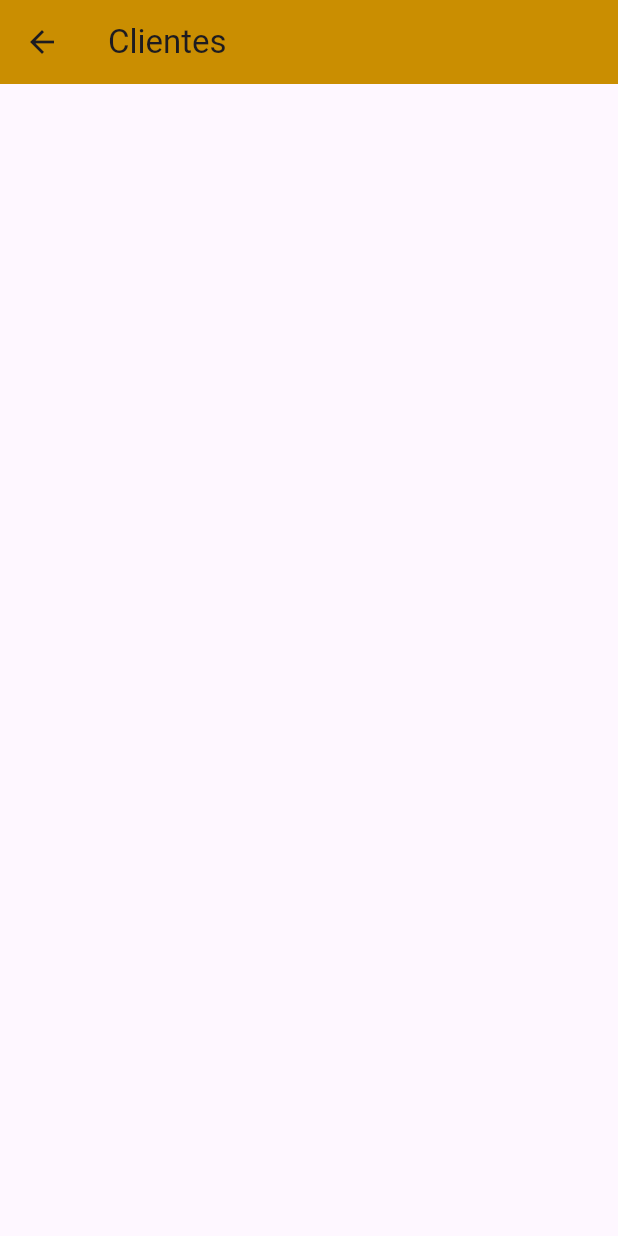
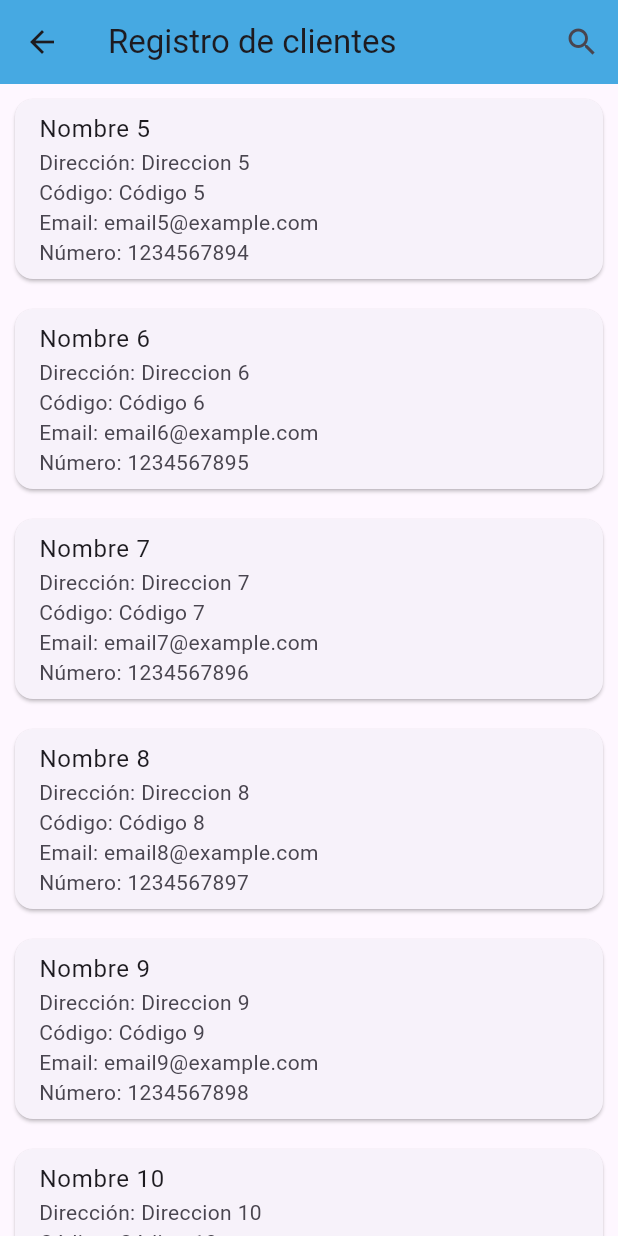
Before and after one commit to Noysen02/PM2, a Flutter app: the clientes screen opened directly, on a phone screen of 412 x 824 dp. Run offline on Flutter 3.47's test engine with Material 3 defaults, Android fonts, the phone set to English and light mode, and no system bars.

Commit message:
Update clientes.dart

```diff
--- a/pm2/lib/screen/clientes.dart
+++ b/pm2/lib/screen/clientes.dart
@@ -1,14 +1,140 @@
 import 'package:flutter/material.dart';
 
-class clientes extends StatelessWidget {
-  const clientes({Key? key}) : super(key: key);
+class clientes extends StatefulWidget {
+  const clientes ({Key? key}) : super(key: key);
+
+
+@override
+  _ClientesScreenState createState() => _ClientesScreenState ();
+}
+
+class _ClientesScreenState extends State<clientes> {
+  List<Map<String, String>> clientes = [
+    {"nombre": "Nombre 5", "direccion": "Direccion 5", "codigo": "Código 5", "email": "email5@example.com", "numero": "1234567894"},
+    {"nombre": "Nombre 6", "direccion": "Direccion 6", "codigo": "Código 6", "email": "email6@example.com", "numero": "1234567895"},
+    {"nombre": "Nombre 7", "direccion": "Direccion 7", "codigo": "Código 7", "email": "email7@example.com", "numero": "1234567896"},
+    {"nombre": "Nombre 8", "direccion": "Direccion 8", "codigo": "Código 8", "email": "email8@example.com", "numero": "1234567897"},
+    {"nombre": "Nombre 9", "direccion": "Direccion 9", "codigo": "Código 9", "email": "email9@example.com", "numero": "1234567898"},
+    {"nombre": "Nombre 10", "direccion": "Direccion 10", "codigo": "Código 10", "email": "email10@example.com", "numero": "1234567899"},
+  ];
+
+  List<Map<String, String>> _clientesFiltradas = [];
+  TextEditingController _searchController = TextEditingController();
+
+  @override
+  void initState() {
+    super.initState();
+    _clientesFiltradas = clientes;
+    _searchController.addListener(() {
+      _filterClientes();
+    });
+  }
+
+  void _filterClientes() {
+    List<Map<String, String>> resultados = [];
+    if (_searchController.text.isEmpty) {
+      resultados = clientes;
+    } else {
+      resultados = clientes
+          .where((cliente) => cliente['nombre']!
+              .toLowerCase()
+              .contains(_searchController.text.toLowerCase()))
+          .toList();
+    }
+
+    setState(() {
+      _clientesFiltradas = resultados;
+    });
+  }
+
+  @override
+  void dispose() {
+    _searchController.dispose();
+    super.dispose();
+  }
 
   @override
   Widget build(BuildContext context) {
     return Scaffold(
       appBar: AppBar(
-          backgroundColor: Color.fromARGB(255, 202, 142, 1),
-          title: const Text("Clientes")),
+        backgroundColor: Color.fromARGB(255, 70, 169, 226),
+        title: const Text("Registro de clientes"),
+        leading: IconButton(
+          icon: Icon(Icons.arrow_back),
+          onPressed: () {
+            Navigator.of(context).pop();
+          },
+        ),
+        actions: [
+          IconButton(
+            icon: Icon(Icons.search),
+            onPressed: () {
+              showSearchDialog(context);
+            },
+          ),
+        ],
+      ),
+      body: ListaClientes(clientes: _clientesFiltradas),
+    );
+  }
+
+  void showSearchDialog(BuildContext context) {
+    showDialog(
+      context: context,
+      builder: (BuildContext context) {
+        return AlertDialog(
+          title: Text('Buscar'),
+          content: TextField(
+            controller: _searchController,
+            decoration: InputDecoration(hintText: "Ingrese el nombre a buscar"),
+          ),
+          actions: [
+            TextButton(
+              child: Text('Cerrar'),
+              onPressed: () {
+                Navigator.of(context).pop();
+              },
+            ),
+          ],
+        );
+      },
     );
   }
 }
+
+class ListaClientes extends StatelessWidget {
+  final List<Map<String, String>> clientes;
+
+  ListaClientes({required this.clientes});
+
+  @override
+  Widget build(BuildContext context) {
+    return ListView.builder(
+      itemCount: clientes.length,
+      itemBuilder: (context, index) {
+        final cliente = clientes[index];
+        return Card(
+          margin: EdgeInsets.all(10),
+          child: ListTile(
+            title: Text(cliente['nombre']!),
+            subtitle: Column(
+              crossAxisAlignment: CrossAxisAlignment.start,
+              children: <Widget>[
+                Text("Dirección: ${cliente['direccion']!}"),
+                Text("Código: ${cliente['codigo']!}"),
+                Text("Email: ${cliente['email']!}"),
+                Text("Número: ${cliente['numero']!}"),
+              ],
+            ),
+          ),
+        );
+      },
+    );
+  }
+}
+
+void main() {
+  runApp(MaterialApp(
+    home: clientes(),
+  ));
+}
```
